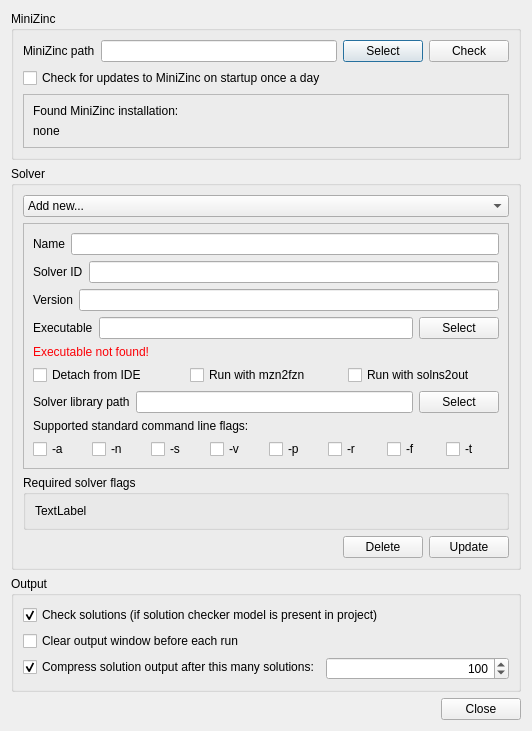
This is MiniZincIDE/solverdialog.ui in MiniZinc/MiniZincIDE as Qt 5 draws it before an edit. The edited form follows.
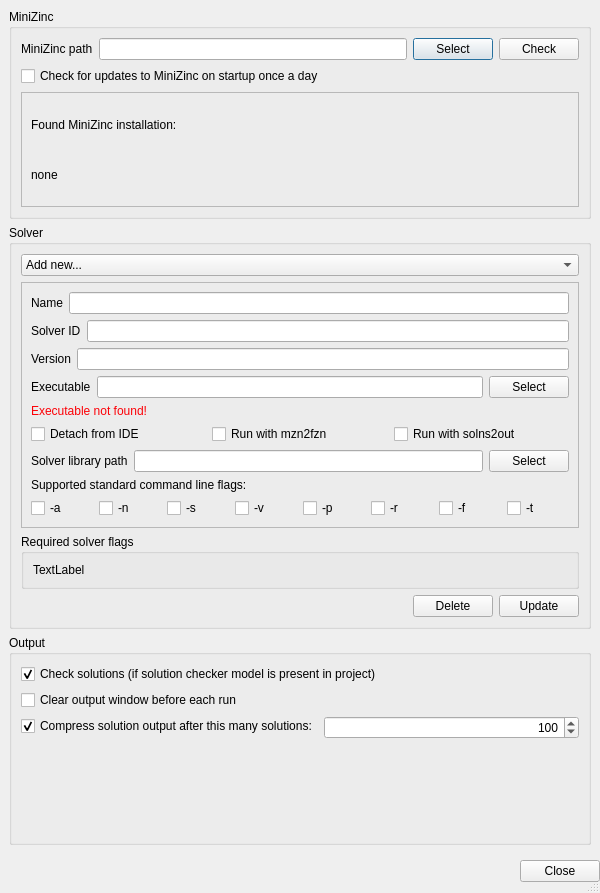
This is the edited form.

Commit message: Enable scroll bars in preferences dialog

Diff of the .ui file:
```diff
--- a/MiniZincIDE/solverdialog.ui
+++ b/MiniZincIDE/solverdialog.ui
@@ -6,8 +6,8 @@
    <rect>
     <x>0</x>
     <y>0</y>
-    <width>528</width>
-    <height>739</height>
+    <width>600</width>
+    <height>893</height>
    </rect>
   </property>
   <property name="sizePolicy">
@@ -16,16 +16,58 @@
     <verstretch>0</verstretch>
    </sizepolicy>
   </property>
+  <property name="minimumSize">
+   <size>
+    <width>600</width>
+    <height>0</height>
+   </size>
+  </property>
   <property name="windowTitle">
    <string>Preferences</string>
   </property>
+  <property name="sizeGripEnabled">
+   <bool>true</bool>
+  </property>
   <property name="modal">
    <bool>true</bool>
   </property>
   <layout class="QVBoxLayout" name="verticalLayout_2">
    <property name="sizeConstraint">
-    <enum>QLayout::SetFixedSize</enum>
+    <enum>QLayout::SetDefaultConstraint</enum>
    </property>
+   <property name="leftMargin">
+    <number>0</number>
+   </property>
+   <property name="topMargin">
+    <number>0</number>
+   </property>
+   <property name="rightMargin">
+    <number>0</number>
+   </property>
+   <item>
+    <widget class="QScrollArea" name="scrollArea">
+     <property name="frameShape">
+      <enum>QFrame::NoFrame</enum>
+     </property>
+     <property name="frameShadow">
+      <enum>QFrame::Plain</enum>
+     </property>
+     <property name="horizontalScrollBarPolicy">
+      <enum>Qt::ScrollBarAlwaysOff</enum>
+     </property>
+     <property name="widgetResizable">
+      <bool>true</bool>
+     </property>
+     <widget class="QWidget" name="scrollAreaWidgetContents">
+      <property name="geometry">
+       <rect>
+        <x>0</x>
+        <y>0</y>
+        <width>588</width>
+        <height>841</height>
+       </rect>
+      </property>
+      <layout class="QVBoxLayout" name="verticalLayout_6">
    <item>
     <widget class="QGroupBox" name="groupBox_3">
      <property name="minimumSize">
@@ -457,6 +499,10 @@
        </widget>
       </item>
      </layout>
+        </widget>
+       </item>
+      </layout>
+     </widget>
     </widget>
    </item>
    <item>
```
Lines whose indentation alone changed are shown as unchanged.
